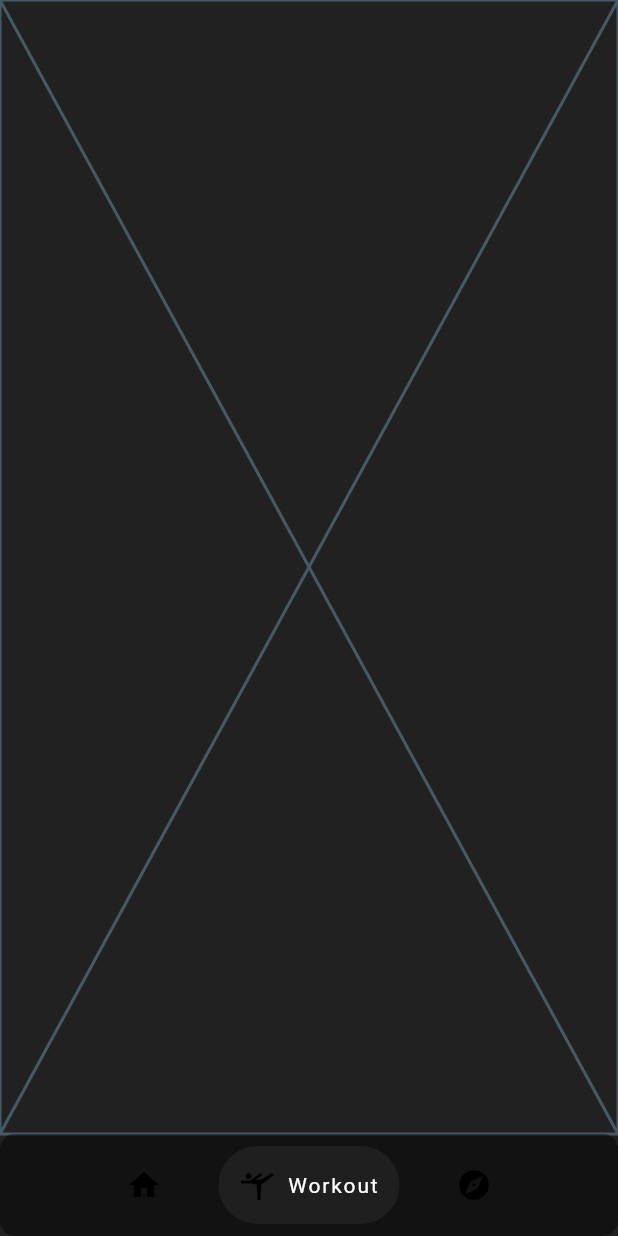
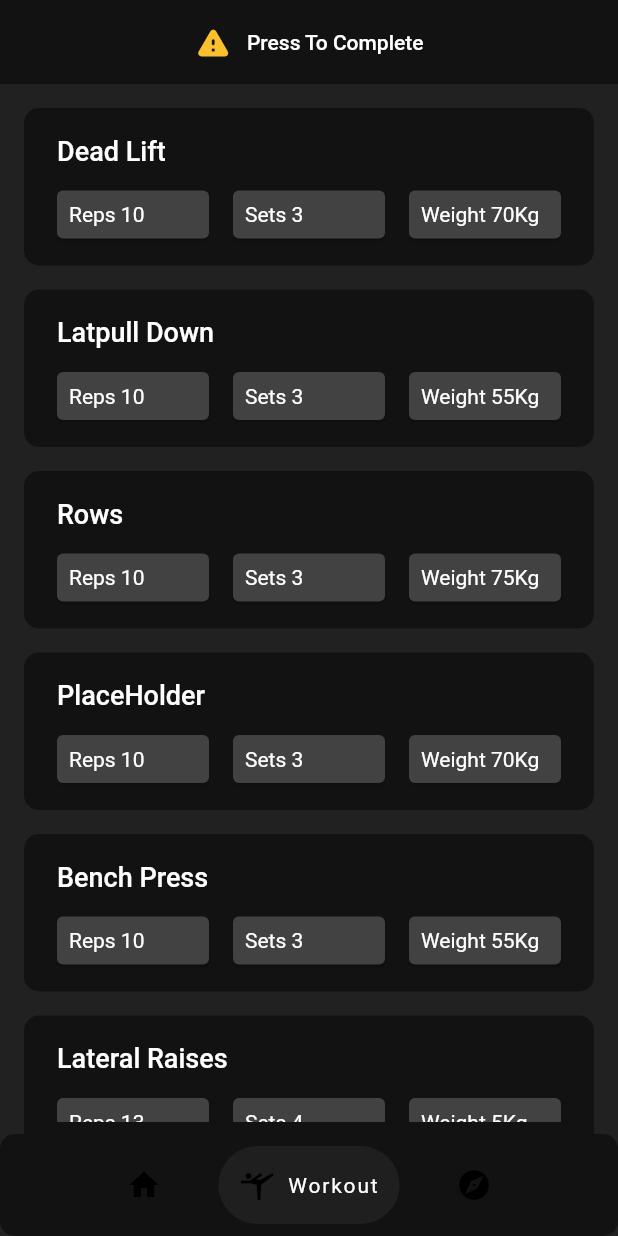
Before and after one commit to RafihYahya/WorkOut_Flutter_APP_V01_ALPHA, a Flutter app: the screen it shows after launch, item 2 of the bottom bar chosen, on a phone screen of 412 x 824 dp. Run offline on Flutter 3.47's test engine with Material 2 defaults, Android fonts, the phone set to English and light mode, and no system bars; drawn by our look-alikes of google_nav_bar.

Commit message:
New page

```diff
--- /dev/null
+++ b/lib/extra.txt
@@ -0,0 +1,4 @@
+values.workoutlist
+                      .map((workout) => workout.exercise
+                          .where((exercice) => exercice.isCompleted == false))
+                      .length
--- a/lib/pages/remainingexec_page.dart
+++ b/lib/pages/remainingexec_page.dart
@@ -1,4 +1,8 @@
 import 'package:flutter/material.dart';
+import 'package:flutter_application_1/data/workout.dart';
+import 'package:flutter_application_1/data/workoutlist.dart';
+import 'package:flutter_application_1/pages/exerc_descrip_page.dart';
+import 'package:provider/provider.dart';
 
 class RemExec extends StatefulWidget {
   const RemExec({super.key});
@@ -7,9 +11,129 @@ class RemExec extends StatefulWidget {
   State<RemExec> createState() => _RemExecState();
 }
 
+List allimcpexec(BuildContext context) {
+  List<Workout> elements =
+      Provider.of<WorkOutList>(context, listen: false).workoutlist;
+  List incExec = [];
+  for (var i in elements) {
+    for (var j in i.exercise) {
+      if (j.isCompleted == false) {
+        incExec.add(j);
+      }
+    }
+  }
+  return incExec;
+}
+
+void toggleexercice(
+    BuildContext context, String workoutname, String exercicename) {
+  Provider.of<WorkOutList>(context, listen: false)
+          .workoutlist
+          .firstWhere((workout) => workout.name == workoutname)
+          .exercise
+          .firstWhere((exercice) => exercice.name == exercicename)
+          .isCompleted ==
+      true;
+}
+
 class _RemExecState extends State<RemExec> {
   @override
   Widget build(BuildContext context) {
-    return const Placeholder();
+    List totalincExec = allimcpexec(context);
+    return Consumer<WorkOutList>(
+        builder: (context, values, child) => Scaffold(
+              appBar: AppBar(
+                title: Row(
+                  mainAxisAlignment: MainAxisAlignment.center,
+                  children: [
+                    Icon(
+                      Icons.warning_rounded,
+                      size: 25.0,
+                      color: Colors.yellow.shade700,
+                    ),
+                    SizedBox(width: 10.0),
+                    Text(
+                      'Press To Complete',
+                      style: TextStyle(fontSize: 14.0),
+                    ),
+                  ],
+                ),
+                backgroundColor: Colors.black45,
+                elevation: 0,
+              ),
+              backgroundColor: Colors.grey[900],
+              body: Padding(
+                padding: const EdgeInsets.all(8.0),
+                child: ListView.builder(
+                  itemCount: totalincExec.length,
+                  itemBuilder: (context, index) => Padding(
+                    padding: const EdgeInsets.all(8.0),
+                    child: ListTile(
+                      subtitle: Row(
+                        children: [
+                          Expanded(
+                            child: Card(
+                              margin: const EdgeInsets.all(8.0),
+                              child: Padding(
+                                padding: const EdgeInsets.all(8.0),
+                                child: Text(
+                                  'Reps ${totalincExec[index].reps}',
+                                ),
+                              ),
+                            ),
+                          ),
+                          Expanded(
+                            child: Card(
+                              margin: const EdgeInsets.all(8.0),
+                              child: Padding(
+                                padding: const EdgeInsets.all(8.0),
+                                child: Text(
+                                  'Sets ${totalincExec[index].sets}',
+                                ),
+                              ),
+                            ),
+                          ),
+                          Expanded(
+                            child: Card(
+                              margin: const EdgeInsets.all(8.0),
+                              child: Padding(
+                                padding: const EdgeInsets.all(8.0),
+                                child: Text(
+                                  'Weight ${totalincExec[index].wheight}',
+                                ),
+                              ),
+                            ),
+                          ),
+                        ],
+                      ),
+                      contentPadding: const EdgeInsets.symmetric(
+                          horizontal: 14.0, vertical: 6.0),
+                      tileColor: Colors.black45,
+                      shape: RoundedRectangleBorder(
+                        borderRadius: BorderRadius.circular(10),
+                      ),
+                      title: Padding(
+                        padding: const EdgeInsets.all(8.0),
+                        child: Text(
+                          totalincExec[index].name,
+                          style: const TextStyle(
+                              fontSize: 18.0, fontWeight: FontWeight.w500),
+                        ),
+                      ),
+                      onTap: () => {
+                        Navigator.push(
+                            context,
+                            MaterialPageRoute(
+                                builder: (context) =>
+                                    ExecDesc(execprop: totalincExec[index])))
+                      },
+                      onLongPress: () => setState(() {
+                        totalincExec[index].isCompleted = true;
+                      }),
+                    ),
+                  ),
+                ),
+              ),
+            ));
   }
 }
```
Also changed, not shown: lib/pages/allexec_page.dart (+7 -3 lines).
